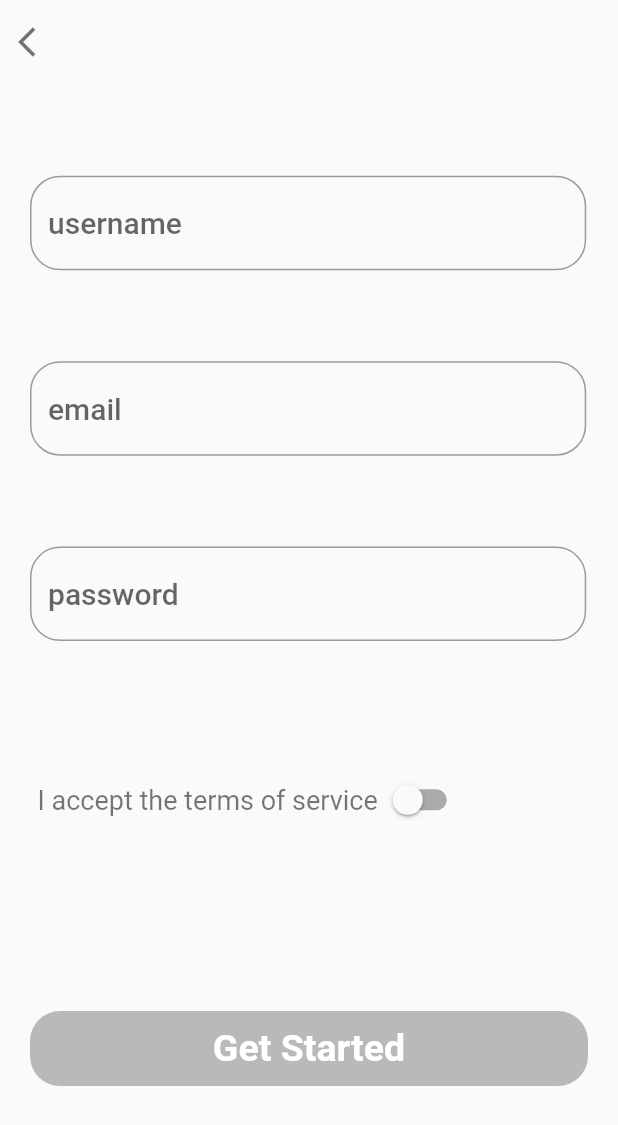
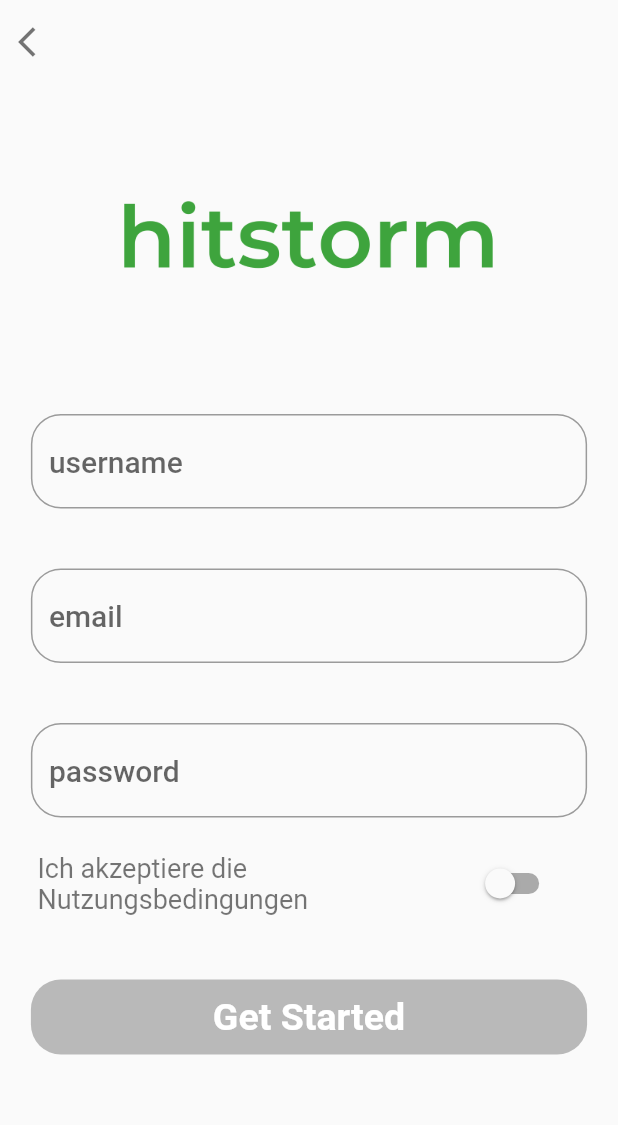
Before and after one commit to philippeichhorn20/hit, a Flutter app: the UserDataScreen screen opened by its route, on a phone screen of 412 x 824 dp. Shown: the top 1125 px of the screen. Run offline on Flutter 3.47's test engine with Material 2 defaults, Android fonts, the light colour scheme and no system bars; our stand-ins replace cloud_firestore, firebase_auth, firebase_core, lazy_load_scrollview, sqflite; missing offline and left inert: profanity_filter; accounts and stored records are empty.

Commit message:
General Update

```diff
--- /dev/null
+++ b/lib/backend/Dictionary.dart
@@ -0,0 +1,80 @@
+
+
+class Dictionary{
+
+  static int language  = 1; // 0 = englisch; 1 = deutsch
+  static List<String> english = [
+    "Delete this Post?",
+    "Delete this Comment?",
+    "share",
+    "Information",
+    "Who we are",
+    "Imprint",
+    "Log Out",
+    "Delete Account",
+    "Sorry we have a problem...",
+    "No results found",
+    "I accept the terms of service",
+    "Themes 🔥",
+    "Delete",
+    "Reset",
+    'Give a short intro. \n\nDo not target people.',
+    "Topic",
+    "Delete my Account",
+    "Do you want to delete this account?",
+    "Cancel",
+    "Profane language has been detected",
+    "Report this Post?",
+    "Report",
+    "added your comment",
+    "Report this Comment",
+  ];
+  static List<String> german = [
+    "Lösche diesen Post",
+    "Lösche diesen Kommentar",
+    "Teilen",
+    "Informationen",
+    "Über uns",
+    "Impressum",
+    "Ausloggen",
+    "Account löschen",
+    "Sorry wir haben ein problem... Bitte versuchen Sie es erneut",
+    "Nichts gefunden",
+    "Ich akzeptiere die Nutzungsbedingungen",
+    "Themen 🔥",
+    "Löschen",
+    "Wiederherstellen",
+    'Gib einen kurzen Überblick. \n\nNicht auf Menschen abzielen.',
+    "Titel",
+    "Account löschen",
+    "Wollen Sie den Account unwiederruflich löschen?",
+    "Abbrechen",
+    "Profane Sprache wurde erkannt, bitte entfernen Sie diese",
+    "Möchtest du diesen Post melden?",
+    "Melden",
+    "Dein Kommentar wurde hinzugefügt",
+    "Möchtest du diesen Kommentar melden?",
+  ];
+
+  static setLanguage(int i){
+    language = i;
+  }
+
+  static String text(String s){
+    int index = english.indexOf(s);
+    if (index == -1){
+      print("translation not found: $s");
+      return s;
+    }
+    if(index > german.length){
+      return s;
+    }
+    if(language == 0){
+      return s;
+    }else if(language == 1){
+      return german[index];
+    }else{
+      return s;
+    }
+  }
+}
--- a/lib/backend/Topic.dart
+++ b/lib/backend/Topic.dart
@@ -3,6 +3,7 @@ import 'package:cloud_firestore/cloud_firestore.dart';
 import 'package:flutter/cupertino.dart';
 import 'package:flutter/material.dart';
 import 'package:flutter/painting.dart';
+import 'package:flutter/services.dart';
 import 'package:hitstorm/backend/Comment.dart';
 import 'package:hitstorm/backend/DatabaseRequests.dart';
 import 'package:hitstorm/frontend/Styles.dart';
@@ -104,6 +105,7 @@ class Topic {
   }
 
   void vote(Tendency tend) {
+    HapticFeedback.selectionClick();
     if (this.tendency == tend) {
       tend = Tendency.NO_TENDENCY;
     }
--- a/lib/frontend/CreateAccountSteps/SignUpView.dart
+++ b/lib/frontend/CreateAccountSteps/SignUpView.dart
@@ -3,6 +3,7 @@
 import 'package:flutter/cupertino.dart';
 import 'package:flutter/material.dart';
 import 'package:hitstorm/backend/DatabaseRequests.dart';
+import 'package:hitstorm/backend/Dictionary.dart';
 import 'package:hitstorm/frontend/CreateAccountSteps/UserDataScreen.dart';
 import 'package:hitstorm/frontend/Styles.dart';
 import 'package:hitstorm/frontend/views/ThemesView.dart';
@@ -58,7 +59,7 @@ class _SignUpViewState extends State<SignUpView> {
           children: <Widget>[
             SizedBox(
                 height: 200,
-                child: Image.asset("images/hitstorm.png", width: MediaQuery.of(context).size.width*0.6)),
+                child: Image.asset("images/hitstorm_green.png", width: MediaQuery.of(context).size.width*0.6)),
             Padding(
               //padding: const EdgeInsets.only(left:15.0,right: 15.0,top:0,bottom: 0),
               padding: EdgeInsets.symmetric(horizontal: 15),
@@ -153,7 +154,7 @@ class _SignUpViewState extends State<SignUpView> {
 
                                 backgroundColor: Colors.red
                             ),
-                            child: resetButtonIsLoading? Styles.LoadingAnimation : Text("Reset", style: TextStyle(color: Colors.white),),
+                            child: resetButtonIsLoading? Styles.LoadingAnimation : Text(Dictionary.text("Reset"), style: TextStyle(color: Colors.white),),
                             onPressed: ()async{
                               if(resetButtonIsLoading){
                                 return null;
--- a/lib/frontend/CreateAccountSteps/UserDataScreen.dart
+++ b/lib/frontend/CreateAccountSteps/UserDataScreen.dart
@@ -2,6 +2,7 @@ import 'package:flutter/cupertino.dart';
 import 'package:flutter/material.dart';
 import 'package:flutter/services.dart';
 import 'package:hitstorm/backend/DatabaseRequests.dart';
+import 'package:hitstorm/backend/Dictionary.dart';
 import 'package:hitstorm/frontend/Styles.dart';
 import 'package:hitstorm/frontend/views/ThemesView.dart';
 
@@ -40,11 +41,13 @@ class _UserDataScreenState extends State<UserDataScreen> {
               Navigator.pop(context);
             }, icon: Icon(Icons.arrow_back_ios, color: Colors.black54,), label: SizedBox()),
           ),
-          body: Stack(
+          body: SingleChildScrollView(
+            child: Column(
               children: [
-              Positioned(
-                top: MediaQuery.of(context).size.height*0.05,
-                child: Padding(
+                SizedBox(
+                    height: 200,
+                    child: Image.asset("images/hitstorm_green.png", width: MediaQuery.of(context).size.width*0.6)),
+                Padding(
                   padding: const EdgeInsets.only(right: 20.0, left: 20, bottom: 20, top: 20),
                   child: Container(
                     width: MediaQuery.of(context).size.width*0.9,
@@ -85,11 +88,7 @@ class _UserDataScreenState extends State<UserDataScreen> {
                       ),
                     ),
                   ),
-                ),
-              ),Positioned(
-
-                top: MediaQuery.of(context).size.height*0.2,
-                child: Padding(
+                ),Padding(
                   padding: const EdgeInsets.only(right: 20.0, left: 20, bottom: 20, top: 20),
                   child: Container(
                     width: MediaQuery.of(context).size.width*0.9,
@@ -134,10 +133,7 @@ class _UserDataScreenState extends State<UserDataScreen> {
                     ),
                   ),
                 ),
-              ),
-              Positioned(
-                top: MediaQuery.of(context).size.height*0.35,
-                child: Padding(
+                Padding(
                   padding: const EdgeInsets.only(right: 20.0, left: 20, bottom: 20, top: 20),
                   child: Container(
                     width: MediaQuery.of(context).size.width*0.9,
@@ -182,14 +178,13 @@ class _UserDataScreenState extends State<UserDataScreen> {
                     ),
                   ),
                 ),
-              ),
-              Positioned(
-                  top: MediaQuery.of(context).size.height*0.55,
-                  child: Padding(
+                Padding(
                   padding: EdgeInsets.only(left: 25),
                   child: Row(
                     children: [
-                        Text("I accept the terms of service", style: TextStyle(color: Colors.black54, fontSize: 18, ),),
+                      SizedBox(
+                        width: MediaQuery.of(context).size.width*0.7,
+                          child: Text(Dictionary.text("I accept the terms of service"), style: TextStyle(color: Colors.black54, fontSize: 18, ),)),
                       Switch(value: hasAcceptedTerms, onChanged: (bool){
                         setState(() {
                           hasAcceptedTerms = bool;
@@ -197,15 +192,12 @@ class _UserDataScreenState extends State<UserDataScreen> {
                       })
                     ],
                   ),
-                  )),
-              Positioned(
-                top: MediaQuery.of(context).size.height *0.75,
-                left: 0,
-                right: 0,
-                child: Padding(
-                  padding: const EdgeInsets.only(left: 20,right: 20),
+                ),
+                Padding(
+                  padding: const EdgeInsets.only( top: 40),
                   child: Container(
                     height: 50,
+                    width: MediaQuery.of(context).size.width*0.9,
                     decoration: BoxDecoration(
                         color: passwordValid && hasAcceptedTerms ? Colors.orange:Colors.black26, borderRadius: BorderRadius.circular(20)),
                     child: TextButton(
@@ -215,6 +207,7 @@ class _UserDataScreenState extends State<UserDataScreen> {
                         }
                         setButtonLoading(true);
                         if(!passwordValid || !hasAcceptedTerms){
+                          setButtonLoading(false);
                           return null;
                         }else{
                           String response = await DatabaseRequests.createAccount(emailController.text, passwordController.text, usernameController.text);
@@ -245,8 +238,8 @@ class _UserDataScreenState extends State<UserDataScreen> {
                     ),
                   ),
                 ),
+              ],
             ),
-            ],
           ),
         ),
       ),
--- a/lib/frontend/views/SearchView.dart
+++ b/lib/frontend/views/SearchView.dart
@@ -1,6 +1,7 @@
 import 'package:flutter/cupertino.dart';
 import 'package:flutter/material.dart';
 import 'package:hitstorm/backend/DatabaseRequests.dart';
+import 'package:hitstorm/backend/Dictionary.dart';
 import 'package:hitstorm/backend/Topic.dart';
 
 class SearchView extends StatefulWidget {
@@ -51,14 +52,14 @@ class _SearchViewState extends State<SearchView> {
           builder: (BuildContext context, AsyncSnapshot<List<Topic>> snapshot){
             if (snapshot.hasError){
               return Center(
-                child: Text("Sorry, we have a problem"),
+                child: Text(Dictionary.text("Sorry, we have a problem")),
               );
             }
 
             if (snapshot.hasData && snapshot.data.length == 0){
 
               return Center(
-                child: Text("No results found"),
+                child: Text(Dictionary.text("No results found")),
               );
             }
 
--- a/lib/frontend/views/Top25View.dart
+++ b/lib/frontend/views/Top25View.dart
@@ -14,6 +14,7 @@ class _Top25ViewState extends State<Top25View> {
 
   @override
   Widget build(BuildContext context) {
+
 
     return Container(
       child: Scaffold(
--- a/pubspec.yaml
+++ b/pubspec.yaml
@@ -54,8 +54,7 @@ flutter:
   # To add assets to your application, add an assets section, like this:
   assets:
     - images/hitstorm.png
-    - images/hitstorm_white.jpg
-  #   - images/a_dot_ham.jpeg
+    - images/hitstorm_green.png
 
   # An image asset can refer to one or more resolution-specific "variants", see
   # https://flutter.dev/assets-and-images/#resolution-aware.
@@ -83,5 +82,5 @@ flutter:
   # For details regarding fonts from package dependencies,
   # see https://flutter.dev/custom-fonts/#from-packages
 flutter_native_splash:
-  color: "#EDEDED"
+  color: "#40a33f"
   image: images/hitstorm.png
```
Also changed, not shown: lib/backend/DatabaseRequests.dart (+5 -2 lines), lib/frontend/views/InformationView.dart (+15 -14 lines), lib/frontend/views/NewTopicView.dart (+6 -33 lines), lib/frontend/views/ThemesView.dart (+13 -2 lines), lib/frontend/views/TopicView.dart (+36 -80 lines), images/hitstorm.png, images/hitstorm_green.png (added), images/hitstorm_white.jpg (deleted), 21 other files. Lines whose indentation alone changed are shown as unchanged.
